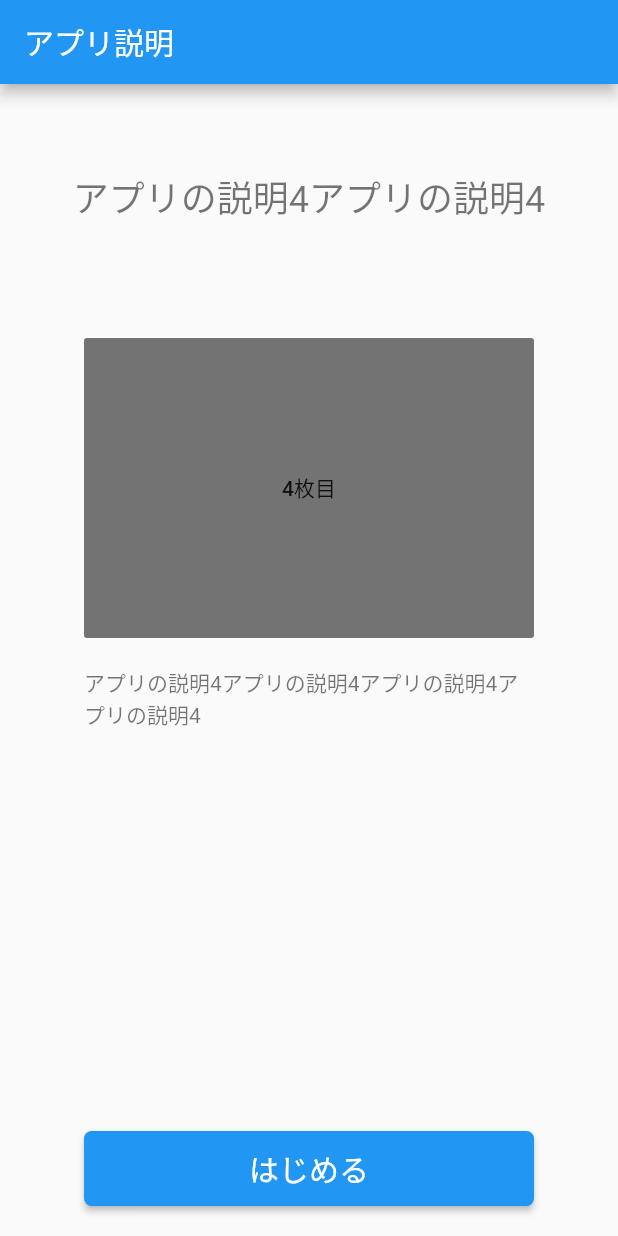
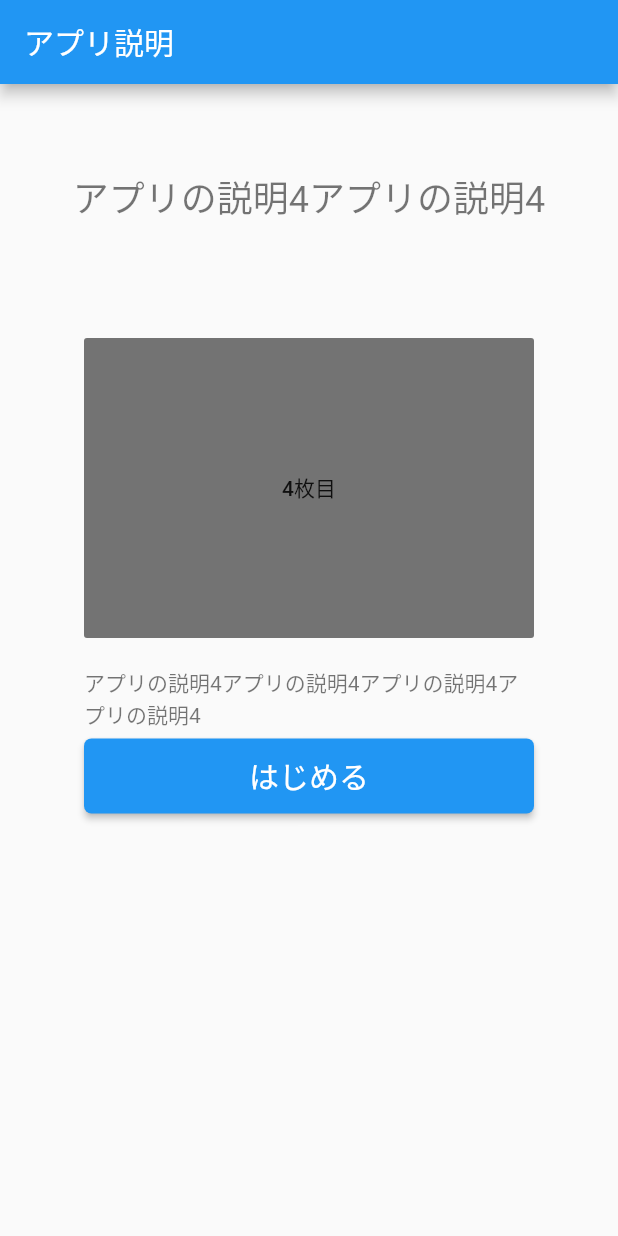
Before and after one commit to JUNKI555/flutter_practice10, a Flutter app: the screen it shows after launch, swiped to page 4, on a phone screen of 412 x 824 dp. Run offline on Flutter 3.47's test engine with Material 2 defaults, Android fonts, the phone set to English and light mode, and no system bars; missing offline and left inert: flutter_page_indicator.

Commit message:
:pencil2: change PageIndictor position

```diff
--- a/lib/views/screens/root_page.dart
+++ b/lib/views/screens/root_page.dart
@@ -237,7 +237,7 @@ class _RootPageState extends State<RootPage> {
                   },
                 ),
                 Align(
-                  alignment: Alignment.bottomCenter,
+                  alignment: const Alignment(0, 0.25),
                   child: Padding(
                     padding: const EdgeInsets.only(bottom: 20),
                     child: AnimatedOpacity(
@@ -257,7 +257,7 @@ class _RootPageState extends State<RootPage> {
                   ),
                 ),
                 Align(
-                  alignment: Alignment.bottomCenter,
+                  alignment: const Alignment(0, 0.25),
                   child: Padding(
                     padding: const EdgeInsets.only(bottom: 20),
                     child: AnimatedOpacity(
```
